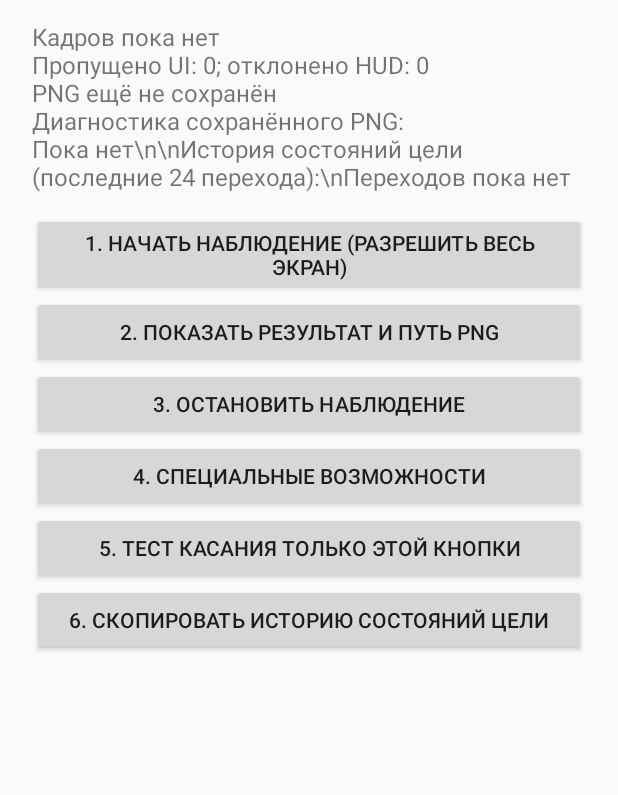
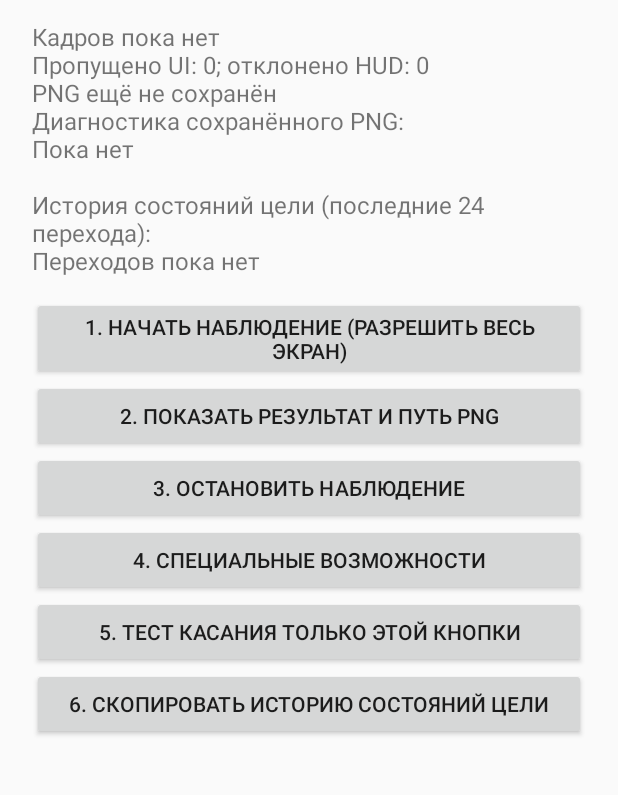
Before and after one commit to Ignatkaa/L2-KVADRA-Test, an Android app: the screen it shows after launch (MainActivity), on a phone screen of 412 x 824 dp, the part 170-965 px from its top. Run offline under Robolectric (Android 15) with nearby library versions, the phone set to English and light mode, and no system bars.

Commit message:
Render target timeline with proper newline escape sequences

```diff
--- a/app/src/main/java/com/l2farm/kvadratest/MainActivity.kt
+++ b/app/src/main/java/com/l2farm/kvadratest/MainActivity.kt
@@ -58,7 +58,7 @@ class MainActivity : Activity() {
     private fun refresh() {
         val p=getSharedPreferences("diagnostics",MODE_PRIVATE)
         status.text=(p.getString("last","Кадров пока нет") ?: "Кадров пока нет") + "\nПропущено UI: ${p.getInt("skippedUiFrames",0)}; отклонено HUD: ${p.getInt("rejectedFrames",0)}" + "\n" + (p.getString("snapshot","PNG ещё не сохранён") ?: "") + "\nДиагностика сохранённого PNG:\n" + (p.getString("snapshotFrame","Пока нет") ?: "Пока нет") +
-            "\\n\\nИстория состояний цели (последние 24 перехода):\\n" +
+            "\n\nИстория состояний цели (последние 24 перехода):\n" +
             (p.getString("transitionHistory","Переходов пока нет") ?: "Переходов пока нет")
     }
     override fun onResume() { super.onResume(); refresh() }
```
